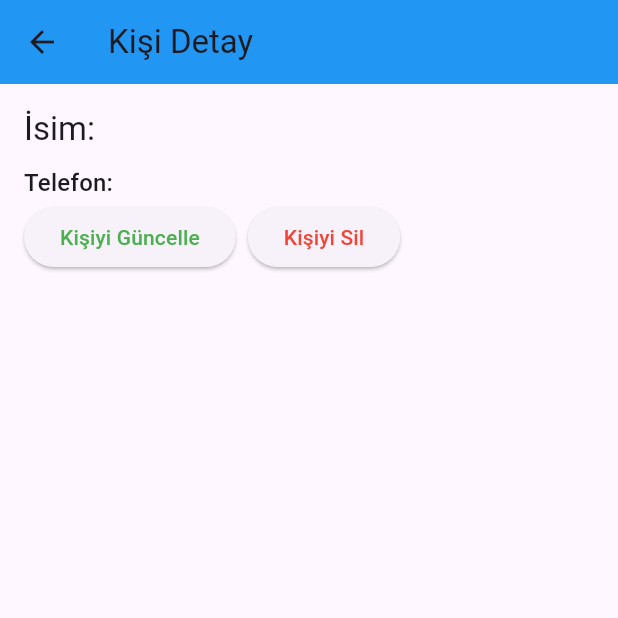
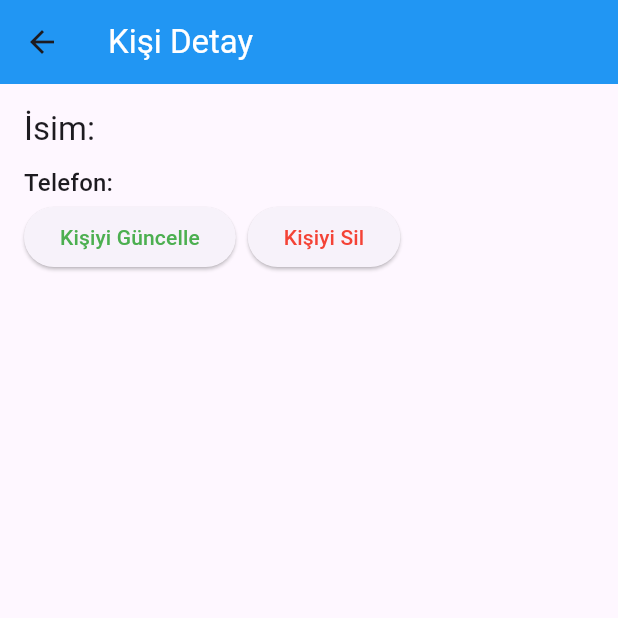
Before and after one commit to AbdurrahmanToprak/flutter_sqlite_phone_guide, a Flutter app: the PersonDetailPage screen opened directly with empty values, on a phone screen of 412 x 824 dp, the top half of it. Run offline on Flutter 3.47's test engine with Material 3 defaults, Android fonts, the phone set to English and light mode, and no system bars; our stand-ins replace sqflite, sqflite_common_ffi; accounts and stored records are empty.

Commit message:
arayüz düzenleme

```diff
--- a/lib/view/person_list/person_detail_page.dart
+++ b/lib/view/person_list/person_detail_page.dart
@@ -133,7 +133,10 @@ class PersonDetailPage extends StatelessWidget {
   Widget build(BuildContext context) {
     return Scaffold(
       appBar: AppBar(
-        title: const Text('Kişi Detay'),
+        title: const Text(
+          'Kişi Detay',
+          style: TextStyle(color: Colors.white),
+        ),
         backgroundColor: Colors.blue,
       ),
       body: Padding(
--- a/lib/view/person_list/person_list_view.dart
+++ b/lib/view/person_list/person_list_view.dart
@@ -85,6 +85,8 @@ class PersonListView extends PersonListViewModel {
                     onChanged: (value) => personModel.phone = value,
                     decoration: const InputDecoration(
                         hintText: "Phone", border: OutlineInputBorder())),
+                Row(
+                  children: [
                     ElevatedButton(
                         onPressed: () {
                           saveModel(setState);
@@ -94,6 +96,7 @@ class PersonListView extends PersonListViewModel {
                           "Kaydet",
                           style: TextStyle(color: Colors.green),
                         )),
+                    const SizedBox(width: 8),
                     ElevatedButton(
                         onPressed: () {
                           Navigator.of(context).pop();
@@ -104,6 +107,8 @@ class PersonListView extends PersonListViewModel {
                         )),
                   ],
                 ),
+              ],
+            ),
           ),
         );
       },
```
Lines whose indentation alone changed are shown as unchanged.
